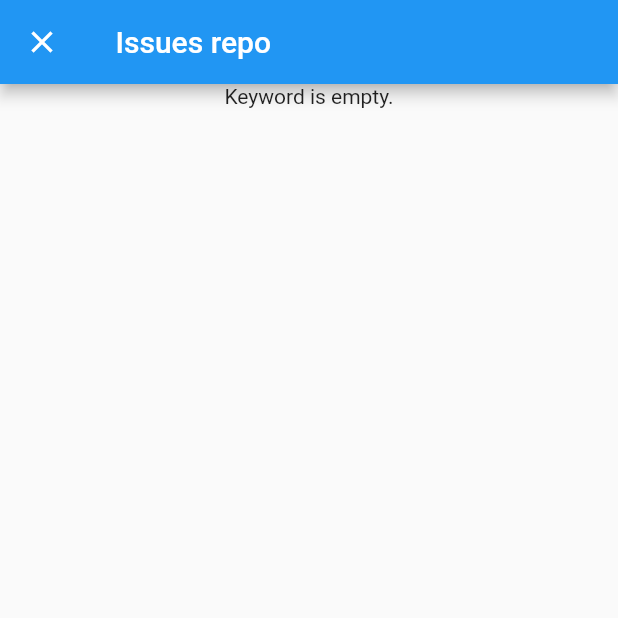
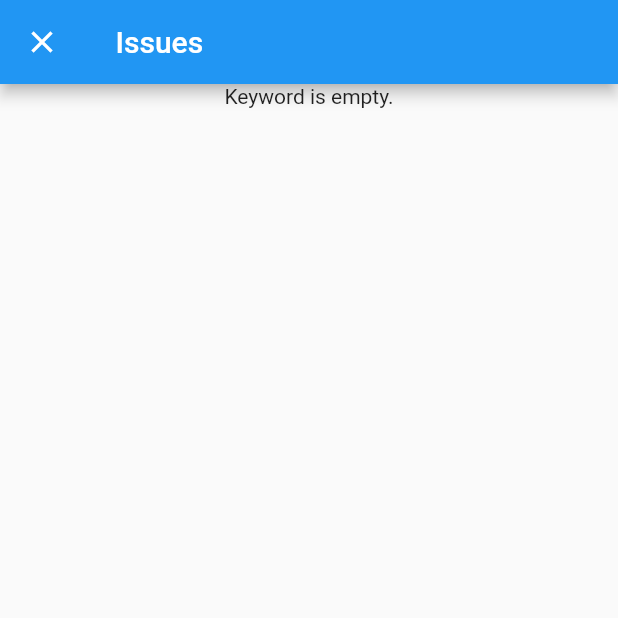
Before and after one commit to rao21/on_run_test, a Flutter app: the GitReposIssuesListPage screen opened directly with empty values, on a phone screen of 412 x 824 dp, the top half of it. Run offline on Flutter 3.47's test engine with Material 2 defaults, Android fonts, the light colour scheme and no system bars; our stand-ins replace dartz, equatable, flutter_bloc, get_it, internet_connection_checker.

```diff
--- a/lib/features/issues/presentation/ui/git_repo_issues.dart
+++ b/lib/features/issues/presentation/ui/git_repo_issues.dart
@@ -90,5 +90,5 @@ class _GitReposIssuesListPageState extends State<GitReposIssuesListPage> {
             Navigator.of(context).pop();
           },
           icon: const Icon(Icons.close)),
-      title: Text('${widget.fullName} Issues repo'));
+      title: Text('${widget.fullName} Issues'));
 }
```
